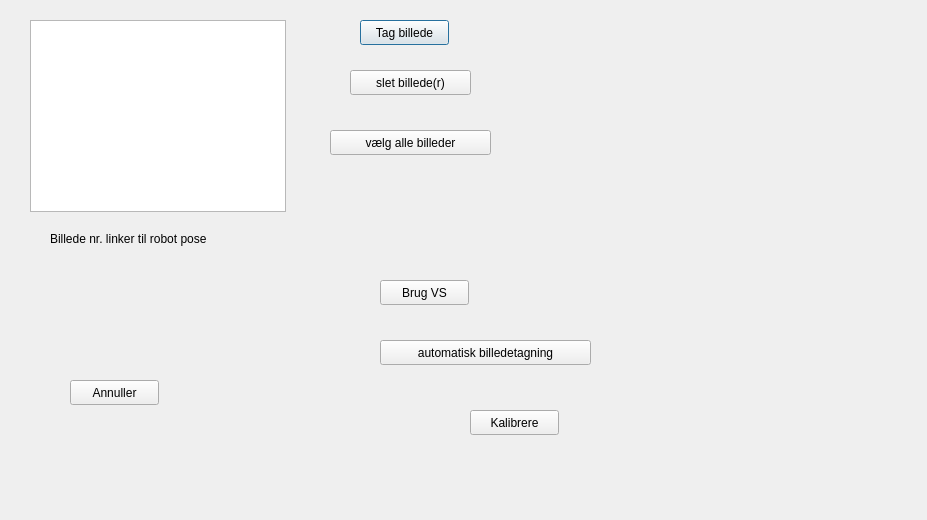
This is Qt/KameraKalibrering/nykalibrering.ui in fjederholdt/Afgangsprojekt as Qt 5 draws it before an edit. The edited form follows.
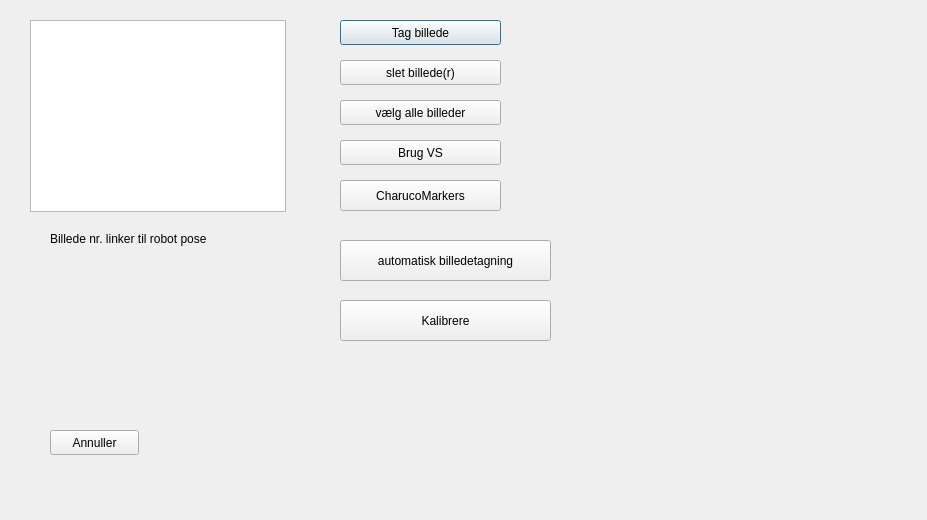
This is the edited form.

```diff
--- a/Qt/KameraKalibrering/nykalibrering.ui
+++ b/Qt/KameraKalibrering/nykalibrering.ui
@@ -16,9 +16,9 @@
   <widget class="QPushButton" name="tag_billede">
    <property name="geometry">
     <rect>
-     <x>360</x>
+     <x>340</x>
      <y>20</y>
-     <width>89</width>
+     <width>161</width>
      <height>25</height>
     </rect>
    </property>
@@ -29,8 +29,8 @@
   <widget class="QPushButton" name="valg_alle_billeder">
    <property name="geometry">
     <rect>
-     <x>330</x>
-     <y>130</y>
+     <x>340</x>
+     <y>100</y>
      <width>161</width>
      <height>25</height>
     </rect>
@@ -42,9 +42,9 @@
   <widget class="QPushButton" name="slet_billede">
    <property name="geometry">
     <rect>
-     <x>350</x>
-     <y>70</y>
-     <width>121</width>
+     <x>340</x>
+     <y>60</y>
+     <width>161</width>
      <height>25</height>
     </rect>
    </property>
@@ -55,9 +55,9 @@
   <widget class="QPushButton" name="brug_vs">
    <property name="geometry">
     <rect>
-     <x>380</x>
-     <y>280</y>
-     <width>89</width>
+     <x>340</x>
+     <y>140</y>
+     <width>161</width>
      <height>25</height>
     </rect>
    </property>
@@ -68,10 +68,10 @@
   <widget class="QPushButton" name="kalibrere">
    <property name="geometry">
     <rect>
-     <x>470</x>
-     <y>410</y>
-     <width>89</width>
-     <height>25</height>
+     <x>340</x>
+     <y>300</y>
+     <width>211</width>
+     <height>41</height>
     </rect>
    </property>
    <property name="text">
@@ -81,10 +81,10 @@
   <widget class="QPushButton" name="auto_billede">
    <property name="geometry">
     <rect>
-     <x>380</x>
-     <y>340</y>
+     <x>340</x>
+     <y>240</y>
      <width>211</width>
-     <height>25</height>
+     <height>41</height>
     </rect>
    </property>
    <property name="text">
@@ -117,8 +117,8 @@
   <widget class="QPushButton" name="annuller">
    <property name="geometry">
     <rect>
-     <x>70</x>
-     <y>380</y>
+     <x>50</x>
+     <y>430</y>
      <width>89</width>
      <height>25</height>
     </rect>
@@ -127,6 +127,19 @@
     <string>Annuller</string>
    </property>
   </widget>
+  <widget class="QPushButton" name="Charucomarkers">
+   <property name="geometry">
+    <rect>
+     <x>340</x>
+     <y>180</y>
+     <width>161</width>
+     <height>31</height>
+    </rect>
+   </property>
+   <property name="text">
+    <string>CharucoMarkers</string>
+   </property>
+  </widget>
  </widget>
  <resources/>
  <connections/>
```
